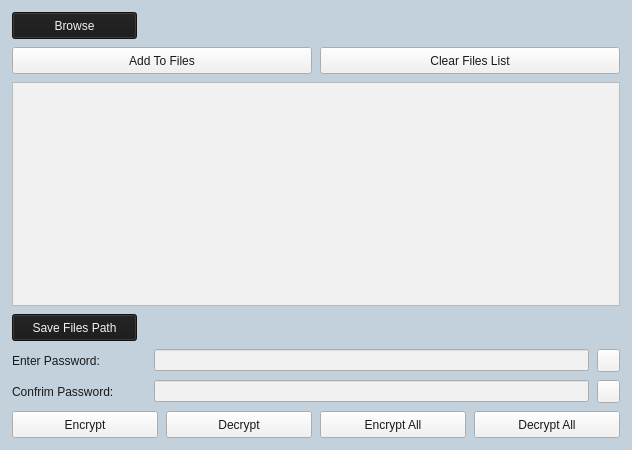
Qt form Encryption-Decryption.ui (Fg-ma/Encryption) before a commit.
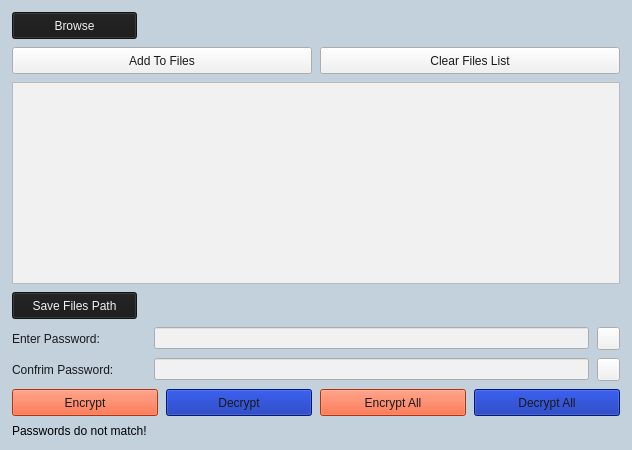
The same form after that commit.

What changed in the file:
```diff
--- a/Encryption-Decryption.ui
+++ b/Encryption-Decryption.ui
@@ -346,7 +346,7 @@
         </property>
         <property name="styleSheet">
          <string notr="true">font: 12pt &quot;Segoe MDL2 Assets&quot;;
-background-color: rgb(241, 241, 241);
+background-color: rgb(250, 70, 20);
 color: rgb(25, 25, 25);</string>
         </property>
         <property name="text">
@@ -364,7 +364,7 @@
         </property>
         <property name="styleSheet">
          <string notr="true">font: 12pt &quot;Segoe MDL2 Assets&quot;;
-background-color: rgb(241, 241, 241);
+background-color: rgb(250, 70, 20);
 color: rgb(25, 25, 25);</string>
         </property>
         <property name="text">
@@ -382,7 +382,7 @@
         </property>
         <property name="styleSheet">
          <string notr="true">font: 12pt &quot;Segoe MDL2 Assets&quot;;
-background-color: rgb(241, 241, 241);
+background-color: rgb(0, 33, 165);
 color: rgb(25, 25, 25);</string>
         </property>
         <property name="text">
@@ -400,7 +400,7 @@
         </property>
         <property name="styleSheet">
          <string notr="true">font: 12pt &quot;Segoe MDL2 Assets&quot;;
-background-color: rgb(241, 241, 241);
+background-color: rgb(0, 33, 165);
 color: rgb(25, 25, 25);</string>
         </property>
         <property name="text">
@@ -411,7 +411,15 @@
      </layout>
     </item>
     <item>
-     <layout class="QVBoxLayout" name="errorLayout"/>
+     <layout class="QVBoxLayout" name="errorLayout">
+      <item>
+       <widget class="QLabel" name="errorLabel">
+        <property name="text">
+         <string>Passwords do not match!</string>
+        </property>
+       </widget>
+      </item>
+     </layout>
     </item>
    </layout>
   </widget>
```
